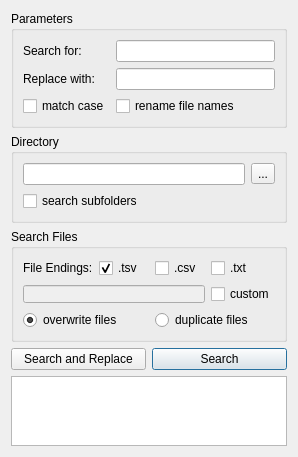
This is win.ui in FKW9/search-n-rename as Qt 5 draws it before an edit. The edited form follows.
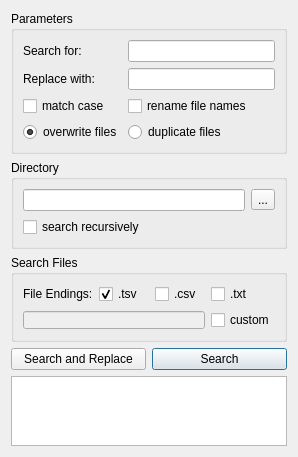
This is the edited form.

Commit message: moved radiobuttons into groubox "parameters"

```diff
--- a/win.ui
+++ b/win.ui
@@ -7,7 +7,7 @@
     <x>0</x>
     <y>0</y>
     <width>298</width>
-    <height>411</height>
+    <height>413</height>
    </rect>
   </property>
   <property name="windowTitle">
@@ -20,6 +20,13 @@
       <string>Parameters</string>
      </property>
      <layout class="QGridLayout" name="gridLayout_3">
+      <item row="2" column="0">
+       <widget class="QCheckBox" name="checkMATCH">
+        <property name="text">
+         <string>match case</string>
+        </property>
+       </widget>
+      </item>
       <item row="2" column="1">
        <widget class="QCheckBox" name="checkRENAME">
         <property name="text">
@@ -27,8 +34,8 @@
         </property>
        </widget>
       </item>
-      <item row="1" column="1">
-       <widget class="QLineEdit" name="lineREPLACE"/>
+      <item row="0" column="1">
+       <widget class="QLineEdit" name="lineSEARCH"/>
       </item>
       <item row="1" column="0">
        <widget class="QLabel" name="label_2">
@@ -37,12 +44,8 @@
         </property>
        </widget>
       </item>
-      <item row="2" column="0">
-       <widget class="QCheckBox" name="checkMATCH">
-        <property name="text">
-         <string>match case</string>
-        </property>
-       </widget>
+      <item row="1" column="1">
+       <widget class="QLineEdit" name="lineREPLACE"/>
       </item>
       <item row="0" column="0">
        <widget class="QLabel" name="label">
@@ -51,8 +54,25 @@
         </property>
        </widget>
       </item>
-      <item row="0" column="1">
-       <widget class="QLineEdit" name="lineSEARCH"/>
+      <item row="3" column="0">
+       <widget class="QRadioButton" name="radioOVERWRITE">
+        <property name="text">
+         <string>overwrite files</string>
+        </property>
+        <property name="checked">
+         <bool>true</bool>
+        </property>
+       </widget>
+      </item>
+      <item row="3" column="1">
+       <widget class="QRadioButton" name="radioDUPLICATE">
+        <property name="text">
+         <string>duplicate files</string>
+        </property>
+        <property name="checked">
+         <bool>false</bool>
+        </property>
+       </widget>
       </item>
      </layout>
     </widget>
@@ -66,7 +86,7 @@
       <item row="1" column="0">
        <widget class="QCheckBox" name="checkSUBFOLDERS">
         <property name="text">
-         <string>search subfolders</string>
+         <string>search recursively</string>
         </property>
        </widget>
       </item>
@@ -133,16 +153,6 @@
         </property>
        </widget>
       </item>
-      <item row="2" column="2" colspan="2">
-       <widget class="QRadioButton" name="radioDUPLICATE">
-        <property name="text">
-         <string>duplicate files</string>
-        </property>
-        <property name="checked">
-         <bool>false</bool>
-        </property>
-       </widget>
-      </item>
       <item row="0" column="3">
        <widget class="QCheckBox" name="cTxt">
         <property name="text">
@@ -174,16 +184,6 @@
         </property>
        </widget>
       </item>
-      <item row="2" column="0" colspan="2">
-       <widget class="QRadioButton" name="radioOVERWRITE">
-        <property name="text">
-         <string>overwrite files</string>
-        </property>
-        <property name="checked">
-         <bool>true</bool>
-        </property>
-       </widget>
-      </item>
      </layout>
     </widget>
    </item>
@@ -218,7 +218,9 @@
     <widget class="QPlainTextEdit" name="textLOG">
      <property name="font">
       <font>
+       <family>Consolas</family>
        <pointsize>7</pointsize>
+       <kerning>false</kerning>
       </font>
      </property>
      <property name="undoRedoEnabled">
```
